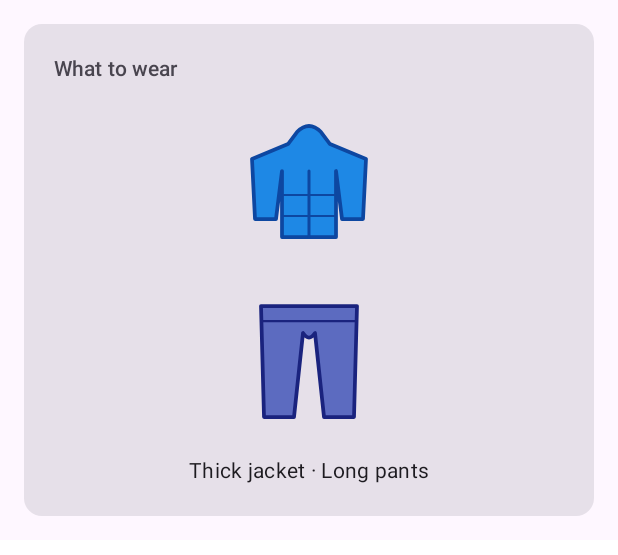
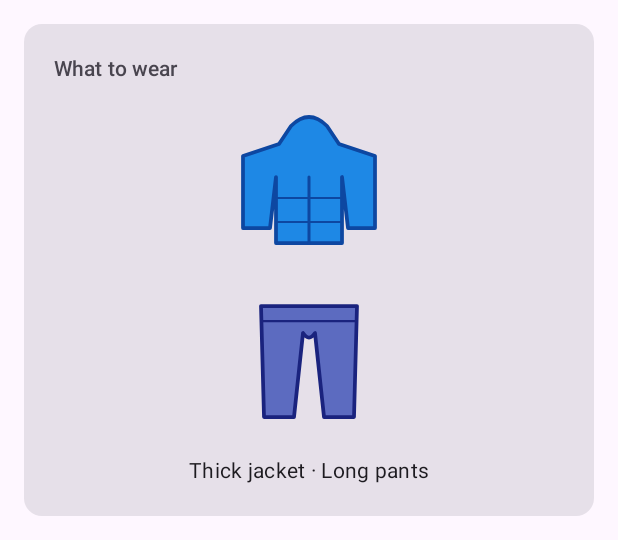
Before and after one commit to mikelward/adaptweather, an Android app built with Jetpack Compose: the @Preview function OutfitJacketPantsPreview, on a phone screen of 412 x 824 dp. Shown: the top 555 px of the screen. Run offline under Robolectric (Android 15) with nearby library versions, the phone set to English and light mode, and no system bars.

Commit message:
:app — bulkier thick-jacket outfit icon
The previous geometry was actually narrower than the sweater (x=10..86 vs
sweater's x=8..88), so it read as smaller, not thicker, when the two were
compared side by side. Push the shoulders out (x=4..92), drop the hem to
y=90, raise the hood arch (Q peak y=0), and remove the inward sleeve
taper so the cuffs stay at the full shoulder width — same flat-fill /
zigzag style, just sized to actually look bulky.

Centre zipper + puff seams shifted to match the new bounds. Snapshot
PNGs will refresh on next CI run.

https://claude.ai/code/session_01CLkZuesVCDHSfgPWvY4n7C

```diff
--- a/app/src/main/res/drawable/ic_outfit_thick_jacket.xml
+++ b/app/src/main/res/drawable/ic_outfit_thick_jacket.xml
@@ -1,9 +1,11 @@
 <?xml version="1.0" encoding="utf-8"?>
 <!--
-    Glanceable thick / puffy jacket icon. Adds a hood at the top and a centre
-    zipper line; the wider, lower sleeve hems suggest bulk. Deep navy fill
-    pairs with the sweater's coral and the t-shirt's sky blue so the three
-    tops are easy to tell apart at a glance.
+    Glanceable thick / puffy jacket icon. A taller hood, wider shoulders,
+    longer un-tapered sleeves and a lower hem so it reads visibly bulkier
+    than the sweater next to it. Centre zipper line + two horizontal seams
+    suggest puff panels. Deep navy fill pairs with the sweater's coral and
+    the t-shirt's sky blue so the three tops are easy to tell apart at a
+    glance.
 -->
 <vector xmlns:android="http://schemas.android.com/apk/res/android"
     android:width="96dp"
@@ -16,15 +18,15 @@
         android:strokeWidth="2.5"
         android:strokeLineJoin="round"
         android:strokeLineCap="round"
-        android:pathData="M34,24 L40,16 Q48,8 56,16 L62,24 L86,34 L84,74 L70,74 L66,42 L66,86 L30,86 L30,42 L26,74 L12,74 L10,34 Z" />
+        android:pathData="M28,24 L36,12 Q48,0 60,12 L68,24 L92,32 L92,80 L74,80 L70,46 L70,90 L26,90 L26,46 L22,80 L4,80 L4,32 Z" />
     <path
         android:strokeColor="#0D47A1"
         android:strokeWidth="2"
         android:strokeLineCap="round"
-        android:pathData="M48,42 L48,86" />
+        android:pathData="M48,46 L48,90" />
     <path
         android:strokeColor="#0D47A1"
         android:strokeWidth="1.2"
         android:strokeLineCap="round"
-        android:pathData="M30,58 L66,58 M30,72 L66,72" />
+        android:pathData="M26,60 L70,60 M26,76 L70,76" />
 </vector>
```
